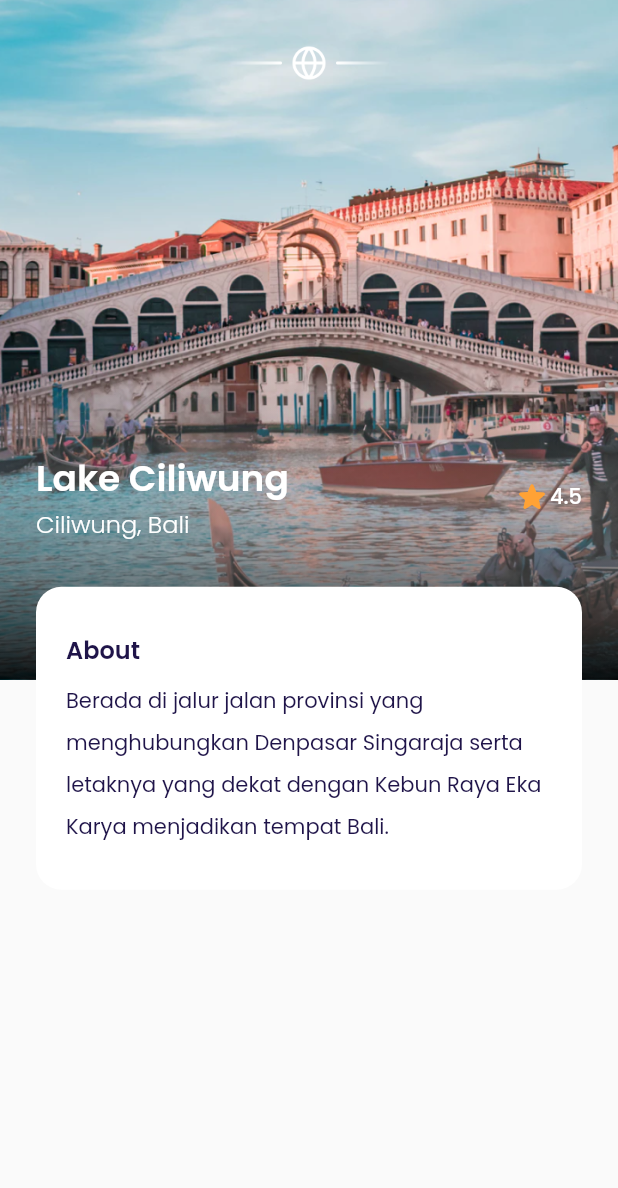
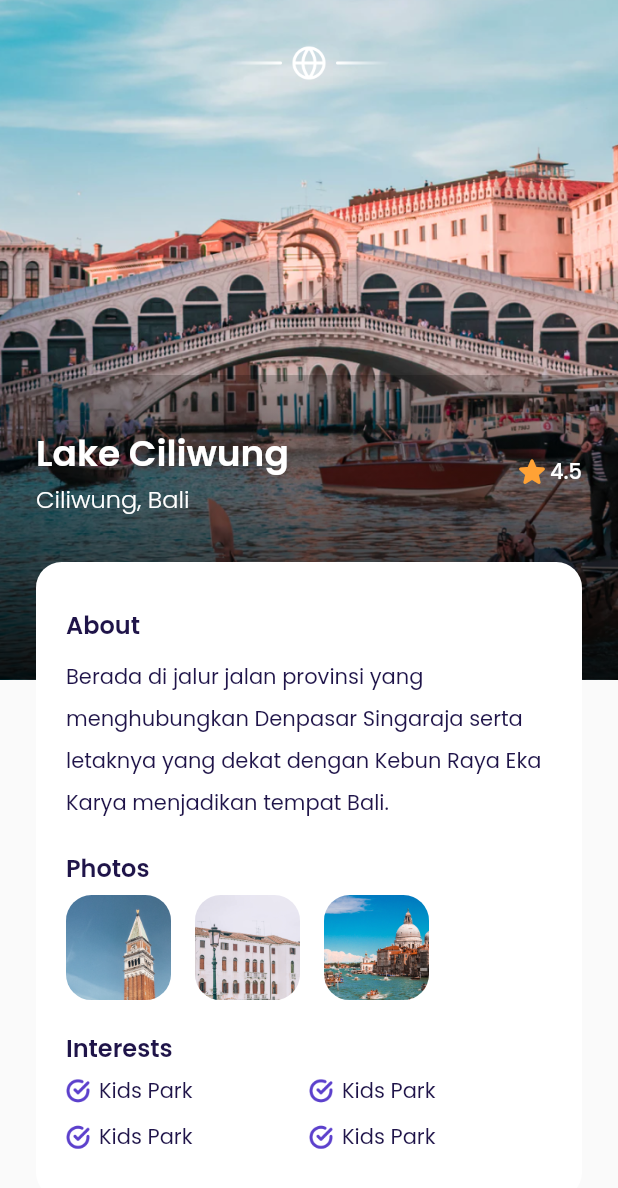
Before and after one commit to HarunNurahman/book-inn-air, a Flutter app: the DetailPage screen opened directly, on a phone screen of 412 x 824 dp. Shown: the top 1188 px of the screen. Run offline on Flutter 3.47's test engine with Material 2 defaults, Android fonts, the phone set to English and light mode, and no system bars; our stand-ins replace device_preview, google_fonts.

Commit message:
Slicing UI Detail Page

```diff
--- a/lib/pages/detail_page.dart
+++ b/lib/pages/detail_page.dart
@@ -1,3 +1,6 @@
+import 'package:book_inn_air/pages/widgets/custom_button.dart';
+import 'package:book_inn_air/pages/widgets/detail_picture_item.dart';
+import 'package:book_inn_air/pages/widgets/interest_item.dart';
 import 'package:book_inn_air/shared/styles.dart';
 import 'package:flutter/material.dart';
 
@@ -10,14 +13,14 @@ class DetailPage extends StatelessWidget {
       Widget _dropShadow() {
         return Container(
           margin: const EdgeInsets.only(top: 250),
-          height: 215,
+          height: 250,
           width: double.infinity,
           decoration: BoxDecoration(
             gradient: LinearGradient(
               begin: Alignment.topCenter,
               end: Alignment.bottomCenter,
               colors: [
-                kWhiteColor.withOpacity(0),
+                Colors.black.withOpacity(0.2),
                 Colors.black.withOpacity(0.9),
               ],
             ),
@@ -63,7 +66,7 @@ class DetailPage extends StatelessWidget {
             // Destination name, location, rating
             Padding(
               padding: EdgeInsets.only(
-                top: MediaQuery.of(context).size.height * 0.3,
+                top: MediaQuery.of(context).size.height * 0.28,
               ),
               child: Row(
                 children: [
@@ -147,6 +150,101 @@ class DetailPage extends StatelessWidget {
                       fontWeight: regular,
                       height: 2,
                     ),
+                  ),
+                  const SizedBox(height: 20),
+                  // Destination detail picture
+                  Text(
+                    'Photos',
+                    style: blackTextStyle.copyWith(
+                      fontSize: 16,
+                      fontWeight: semiBold,
+                    ),
+                  ),
+                  const SizedBox(height: 6),
+                  SingleChildScrollView(
+                    scrollDirection: Axis.horizontal,
+                    child: Row(
+                      children: const [
+                        PhotoItem(
+                          imgUrl: 'assets/images/img_detailPic-1.png',
+                        ),
+                        PhotoItem(
+                          imgUrl: 'assets/images/img_detailPic-2.png',
+                        ),
+                        PhotoItem(
+                          imgUrl: 'assets/images/img_detailPic-3.png',
+                        ),
+                      ],
+                    ),
+                  ),
+                  const SizedBox(height: 20),
+                  // Destination interest
+                  Text(
+                    'Interests',
+                    style: blackTextStyle.copyWith(
+                      fontSize: 16,
+                      fontWeight: semiBold,
+                    ),
+                  ),
+                  const SizedBox(height: 6),
+                  Row(
+                    children: const [
+                      InterestItem(
+                        title: 'Kids Park',
+                      ),
+                      InterestItem(
+                        title: 'Honor Bridge',
+                      ),
+                    ],
+                  ),
+                  const SizedBox(height: 10),
+                  Row(
+                    children: const [
+                      InterestItem(
+                        title: 'City Museum',
+                      ),
+                      InterestItem(
+                        title: 'Central Mall',
+                      ),
+                    ],
+                  ),
+                ],
+              ),
+            ),
+
+            // Book price and button
+            Container(
+              width: double.infinity,
+              margin: EdgeInsets.only(top: defaultMargin + 6),
+              child: Row(
+                children: [
+                  // Price
+                  Expanded(
+                    child: Column(
+                      crossAxisAlignment: CrossAxisAlignment.start,
+                      children: [
+                        Text(
+                          'Rp 2.500.000',
+                          style: blackTextStyle.copyWith(
+                            fontSize: 18,
+                            fontWeight: medium,
+                          ),
+                        ),
+                        const SizedBox(height: 5),
+                        Text(
+                          'Per Orang',
+                          style: grayTextStyle.copyWith(
+                              fontSize: 14, fontWeight: light),
+                        ),
+                      ],
+                    ),
+                  ),
+
+                  // Book button
+                  CustomButton(
+                    title: 'Book Now',
+                    onPressed: () {},
+                    width: 170,
                   )
                 ],
               ),
--- /dev/null
+++ b/lib/pages/widgets/detail_picture_item.dart
@@ -0,0 +1,29 @@
+import 'package:book_inn_air/shared/styles.dart';
+import 'package:flutter/material.dart';
+
+class PhotoItem extends StatelessWidget {
+  final String imgUrl;
+
+  const PhotoItem({
+    Key? key,
+    required this.imgUrl,
+  }) : super(key: key);
+
+  @override
+  Widget build(BuildContext context) {
+    return Container(
+      width: 70,
+      height: 70,
+      margin: const EdgeInsets.only(right: 16),
+      decoration: BoxDecoration(
+        borderRadius: BorderRadius.circular(defaultRadius),
+        image: DecorationImage(
+          fit: BoxFit.cover,
+          image: AssetImage(
+            imgUrl,
+          ),
+        ),
+      ),
+    );
+  }
+}
--- /dev/null
+++ b/lib/pages/widgets/interest_item.dart
@@ -0,0 +1,31 @@
+import 'package:book_inn_air/shared/styles.dart';
+import 'package:flutter/material.dart';
+
+class InterestItem extends StatelessWidget {
+  final String title;
+
+  const InterestItem({
+    Key? key,
+    required this.title,
+  }) : super(key: key);
+
+  @override
+  Widget build(BuildContext context) {
+    return Expanded(
+      child: Row(
+        children: [
+          Image.asset(
+            'assets/icons/ic_checklist.png',
+            width: 16,
+            fit: BoxFit.cover,
+          ),
+          const SizedBox(width: 6),
+          Text(
+            'Kids Park',
+            style: blackTextStyle,
+          ),
+        ],
+      ),
+    );
+  }
+}
```
